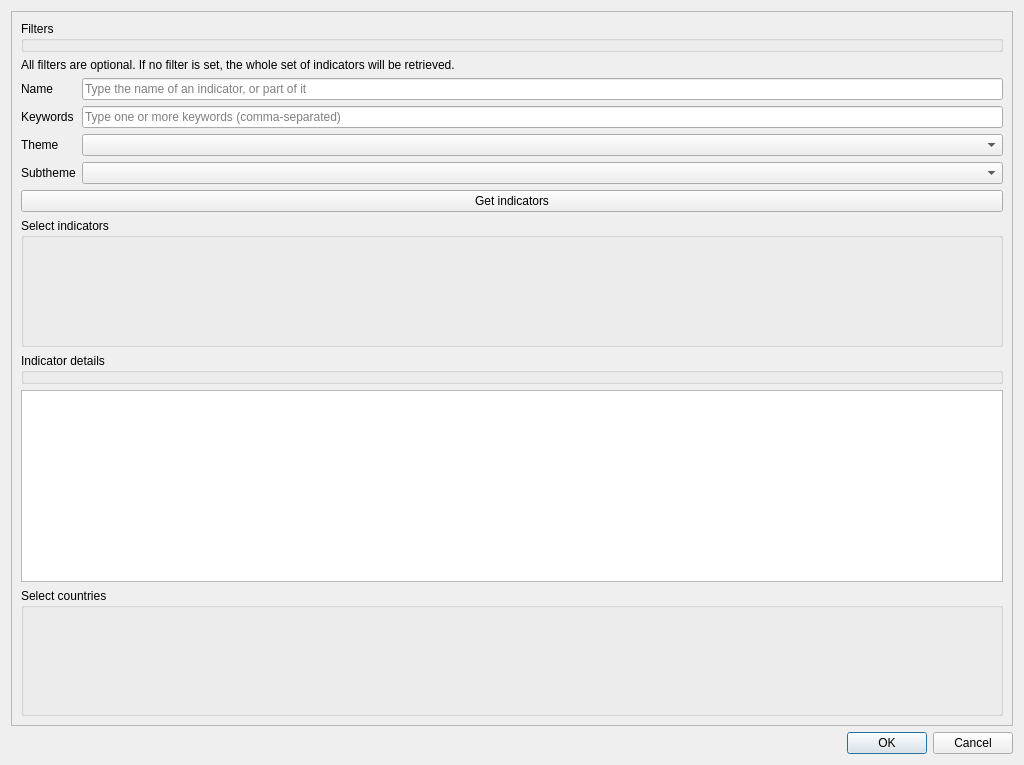
The window that svir/ui/ui_select_sv_variables.ui (gem/oq-irmt-qgis) describes before a commit, drawn with Qt 5.
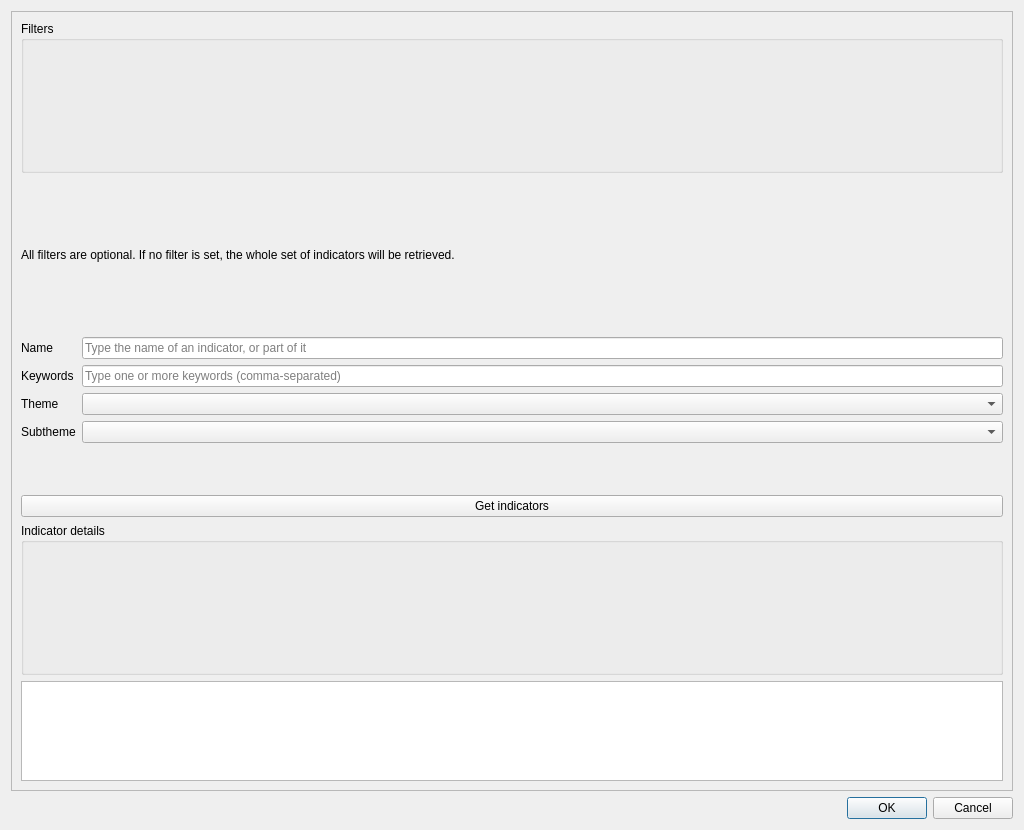
The same window after the commit. Custom widgets are drawn as their Qt base class.

Commit message: Using get_ui_class in all dialogs; redesign dynamically dialogs using multiselect (otherwise breaking)

Patch:
```diff
--- a/svir/ui/ui_select_sv_variables.ui
+++ b/svir/ui/ui_select_sv_variables.ui
@@ -7,7 +7,7 @@
     <x>0</x>
     <y>0</y>
     <width>1024</width>
-    <height>765</height>
+    <height>830</height>
    </rect>
   </property>
   <property name="windowTitle">
@@ -19,6 +19,12 @@
   <layout class="QGridLayout" name="gridLayout">
    <item row="1" column="0">
     <widget class="QScrollArea" name="scrollArea">
+     <property name="sizePolicy">
+      <sizepolicy hsizetype="Preferred" vsizetype="Preferred">
+       <horstretch>0</horstretch>
+       <verstretch>0</verstretch>
+      </sizepolicy>
+     </property>
      <property name="mouseTracking">
       <bool>true</bool>
      </property>
@@ -31,11 +37,16 @@
         <x>0</x>
         <y>0</y>
         <width>1004</width>
-        <height>712</height>
+        <height>777</height>
        </rect>
       </property>
       <layout class="QVBoxLayout" name="verticalLayout">
        <item>
+        <layout class="QVBoxLayout" name="vertical_layout">
+         <property name="topMargin">
+          <number>0</number>
+         </property>
+         <item>
         <widget class="QGroupBox" name="filters_group">
          <property name="title">
           <string>Filters</string>
@@ -111,19 +122,6 @@
          </property>
         </widget>
        </item>
-       <item>
-        <widget class="ListMultiSelectWidget" name="list_multiselect">
-         <property name="sizePolicy">
-          <sizepolicy hsizetype="Preferred" vsizetype="MinimumExpanding">
-           <horstretch>0</horstretch>
-           <verstretch>0</verstretch>
-          </sizepolicy>
-         </property>
-         <property name="title">
-          <string>Select indicators</string>
-         </property>
-        </widget>
-       </item>
        <item>
         <widget class="QGroupBox" name="indicator_info">
          <property name="title">
@@ -132,38 +130,24 @@
         </widget>
        </item>
        <item>
-        <widget class="QTextBrowser" name="indicator_details"/>
-       </item>
-       <item>
-        <widget class="ListMultiSelectWidget" name="country_select">
+          <widget class="QTextBrowser" name="indicator_details">
          <property name="sizePolicy">
-          <sizepolicy hsizetype="Preferred" vsizetype="MinimumExpanding">
+            <sizepolicy hsizetype="Expanding" vsizetype="Fixed">
            <horstretch>0</horstretch>
            <verstretch>0</verstretch>
           </sizepolicy>
          </property>
-         <property name="title">
-          <string>Select countries</string>
+           <property name="maximumSize">
+            <size>
+             <width>16777215</width>
+             <height>100</height>
+            </size>
          </property>
         </widget>
        </item>
       </layout>
-      <zorder>list_multiselect</zorder>
-      <zorder></zorder>
-      <zorder>filter_btn</zorder>
-      <zorder>indicator_info</zorder>
-      <zorder>filters_group</zorder>
-      <zorder>indicator_details</zorder>
-      <zorder>country_select</zorder>
-      <zorder>label</zorder>
-      <zorder>list_multiselect</zorder>
-      <zorder></zorder>
-      <zorder>filter_btn</zorder>
-      <zorder>indicator_info</zorder>
-      <zorder>filters_group</zorder>
-      <zorder>indicator_details</zorder>
-      <zorder>country_select</zorder>
-      <zorder>label</zorder>
+       </item>
+      </layout>
      </widget>
     </widget>
    </item>
@@ -179,14 +163,6 @@
    </item>
   </layout>
  </widget>
- <customwidgets>
-  <customwidget>
-   <class>ListMultiSelectWidget</class>
-   <extends>QGroupBox</extends>
-   <header>list_multiselect_widget</header>
-   <container>1</container>
-  </customwidget>
- </customwidgets>
  <resources/>
  <connections>
   <connection>
```
Left out of the diff: 6 changed lines with no effect on the pictures. Lines whose indentation alone changed are shown as unchanged. The commit also changes 21 other files.
